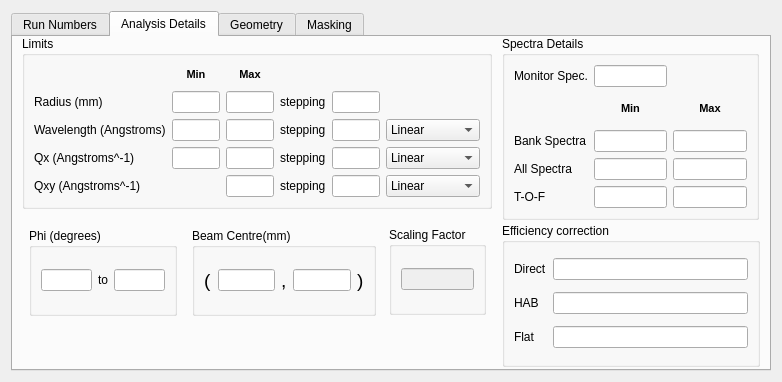
Before: the Qt Designer form Code/qtiplot/MantidQt/CustomInterfaces/inc/SANSRunWindow.ui in mantidproject/mantid, drawn with Qt 5.
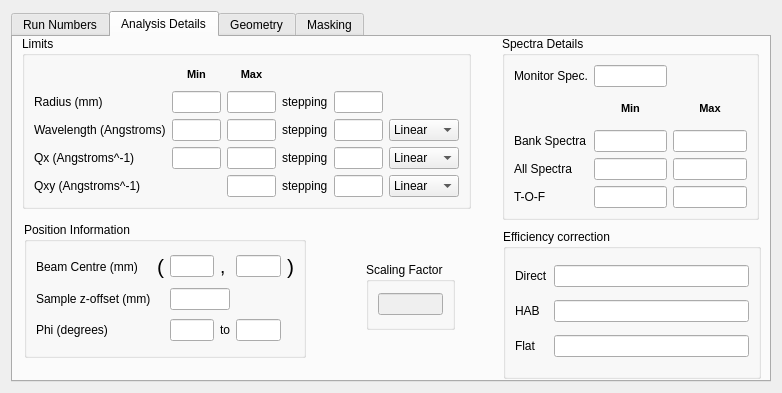
After: the same form once the commit is applied. The open tabs and pages were chosen to show the change.

Patch:
```diff
--- a/Code/qtiplot/MantidQt/CustomInterfaces/inc/SANSRunWindow.ui
+++ b/Code/qtiplot/MantidQt/CustomInterfaces/inc/SANSRunWindow.ui
@@ -6,7 +6,7 @@
     <x>0</x>
     <y>0</y>
     <width>778</width>
-    <height>378</height>
+    <height>393</height>
    </rect>
   </property>
   <property name="windowTitle" >
@@ -926,10 +926,16 @@
         <rect>
          <x>9</x>
          <y>-1</y>
-         <width>470</width>
+         <width>449</width>
          <height>173</height>
         </rect>
        </property>
+       <property name="sizePolicy" >
+        <sizepolicy vsizetype="Preferred" hsizetype="MinimumExpanding" >
+         <horstretch>0</horstretch>
+         <verstretch>0</verstretch>
+        </sizepolicy>
+       </property>
        <property name="title" >
         <string>Limits</string>
        </property>
@@ -1068,6 +1074,18 @@
         </item>
         <item row="2" column="6" >
          <widget class="QComboBox" name="wav_dw_opt" >
+          <property name="sizePolicy" >
+           <sizepolicy vsizetype="Fixed" hsizetype="Ignored" >
+            <horstretch>0</horstretch>
+            <verstretch>0</verstretch>
+           </sizepolicy>
+          </property>
+          <property name="minimumSize" >
+           <size>
+            <width>0</width>
+            <height>0</height>
+           </size>
+          </property>
           <item>
            <property name="text" >
             <string>Linear</string>
@@ -1082,6 +1100,24 @@
         </item>
         <item row="3" column="6" >
          <widget class="QComboBox" name="q_dq_opt" >
+          <property name="sizePolicy" >
+           <sizepolicy vsizetype="Fixed" hsizetype="Expanding" >
+            <horstretch>0</horstretch>
+            <verstretch>0</verstretch>
+           </sizepolicy>
+          </property>
+          <property name="minimumSize" >
+           <size>
+            <width>0</width>
+            <height>0</height>
+           </size>
+          </property>
+          <property name="maximumSize" >
+           <size>
+            <width>70</width>
+            <height>16777215</height>
+           </size>
+          </property>
           <item>
            <property name="text" >
             <string>Linear</string>
@@ -1096,6 +1132,12 @@
         </item>
         <item row="4" column="6" >
          <widget class="QComboBox" name="qy_dqy_opt" >
+          <property name="sizePolicy" >
+           <sizepolicy vsizetype="Fixed" hsizetype="Ignored" >
+            <horstretch>0</horstretch>
+            <verstretch>0</verstretch>
+           </sizepolicy>
+          </property>
           <item>
            <property name="text" >
             <string>Linear</string>
@@ -1219,10 +1261,10 @@
       <widget class="QGroupBox" name="groupBox_6" >
        <property name="geometry" >
         <rect>
-         <x>489</x>
-         <y>186</y>
+         <x>490</x>
+         <y>192</y>
          <width>258</width>
-         <height>144</height>
+         <height>150</height>
         </rect>
        </property>
        <property name="title" >
@@ -1264,58 +1306,60 @@
       <widget class="QGroupBox" name="groupBox_7" >
        <property name="geometry" >
         <rect>
-         <x>179</x>
-         <y>191</y>
-         <width>184</width>
-         <height>88</height>
+         <x>11</x>
+         <y>185</y>
+         <width>282</width>
+         <height>136</height>
         </rect>
        </property>
        <property name="title" >
-        <string>Beam Centre(mm)</string>
+        <string>Position Information</string>
        </property>
-       <layout class="QHBoxLayout" name="horizontalLayout" >
-        <item>
+       <layout class="QGridLayout" name="gridLayout_7" >
+        <item row="0" column="0" >
          <widget class="QLabel" name="label_30" >
-          <property name="font" >
-           <font>
-            <pointsize>14</pointsize>
-            <weight>50</weight>
-            <bold>false</bold>
-            <kerning>true</kerning>
-           </font>
-          </property>
           <property name="text" >
-           <string>(</string>
+           <string>Beam Centre (mm)</string>
           </property>
          </widget>
         </item>
-        <item>
+        <item row="0" column="2" >
          <widget class="QLineEdit" name="beam_x" >
           <property name="text" >
            <string/>
           </property>
          </widget>
         </item>
-        <item>
-         <widget class="QLabel" name="label_31" >
-          <property name="font" >
-           <font>
-            <pointsize>14</pointsize>
-           </font>
-          </property>
-          <property name="text" >
-           <string>,</string>
-          </property>
-         </widget>
-        </item>
-        <item>
+        <item row="0" column="4" >
          <widget class="QLineEdit" name="beam_y" />
         </item>
-        <item>
+        <item row="1" column="0" >
+         <widget class="QLabel" name="label_31" >
+          <property name="text" >
+           <string>Sample z-offset (mm)</string>
+          </property>
+         </widget>
+        </item>
+        <item row="1" column="2" colspan="2" >
+         <widget class="QLineEdit" name="smpl_offset" />
+        </item>
+        <item row="0" column="1" >
          <widget class="QLabel" name="label_32" >
           <property name="font" >
            <font>
-            <pointsize>14</pointsize>
+            <pointsize>16</pointsize>
+           </font>
+          </property>
+          <property name="text" >
+           <string>(</string>
+          </property>
+         </widget>
+        </item>
+        <item row="0" column="5" >
+         <widget class="QLabel" name="label_44" >
+          <property name="font" >
+           <font>
+            <pointsize>16</pointsize>
            </font>
           </property>
           <property name="text" >
@@ -1323,43 +1367,47 @@
           </property>
          </widget>
         </item>
-       </layout>
-      </widget>
-      <widget class="QGroupBox" name="groupBox_8" >
-       <property name="geometry" >
-        <rect>
-         <x>16</x>
-         <y>191</y>
-         <width>148</width>
-         <height>88</height>
-        </rect>
-       </property>
-       <property name="title" >
-        <string>Phi (degrees)</string>
-       </property>
-       <layout class="QGridLayout" name="gridLayout_5" >
-        <item row="0" column="0" >
+        <item row="2" column="2" >
          <widget class="QLineEdit" name="phi_min" />
         </item>
-        <item row="0" column="2" >
+        <item row="2" column="4" >
          <widget class="QLineEdit" name="phi_max" />
         </item>
-        <item row="0" column="1" >
+        <item row="2" column="0" >
+         <widget class="QLabel" name="label_45" >
+          <property name="text" >
+           <string>Phi (degrees)</string>
+          </property>
+         </widget>
+        </item>
+        <item row="2" column="3" >
          <widget class="QLabel" name="label_33" >
           <property name="text" >
            <string>to</string>
           </property>
          </widget>
         </item>
+        <item row="0" column="3" >
+         <widget class="QLabel" name="label_46" >
+          <property name="font" >
+           <font>
+            <pointsize>14</pointsize>
+           </font>
+          </property>
+          <property name="text" >
+           <string>,</string>
+          </property>
+         </widget>
+        </item>
        </layout>
       </widget>
       <widget class="QGroupBox" name="groupBox_9" >
        <property name="geometry" >
         <rect>
-         <x>376</x>
-         <y>190</y>
-         <width>97</width>
-         <height>88</height>
+         <x>353</x>
+         <y>225</y>
+         <width>89</width>
+         <height>68</height>
         </rect>
        </property>
        <property name="title" >
```
Left out of the diff: 16 changed lines with no effect on the pictures.
